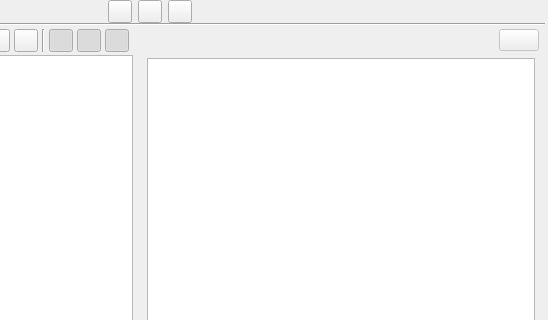
The window that ui/scenes_view.ui (zkovari/plotlyst) describes before a commit, drawn with Qt 5; both pictures show x 248 to 796 and y 0 to 320 of the 796 by 664 pixel window.
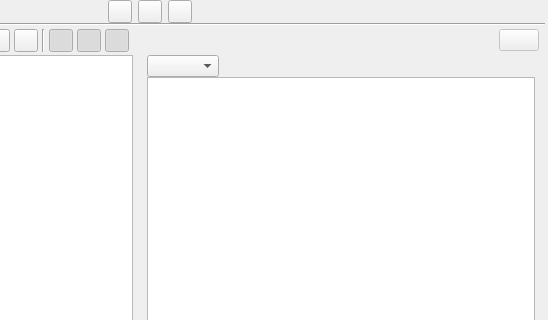
The same window after the commit. Custom widgets are drawn as their Qt base class.

Commit message: rearrange charts

Patch:
```diff
--- a/ui/scenes_view.ui
+++ b/ui/scenes_view.ui
@@ -524,30 +524,6 @@
               </layout>
              </widget>
              <widget class="QWidget" name="pageStages">
-              <layout class="QVBoxLayout" name="verticalLayout_6">
-               <property name="spacing">
-                <number>3</number>
-               </property>
-               <property name="leftMargin">
-                <number>0</number>
-               </property>
-               <property name="topMargin">
-                <number>0</number>
-               </property>
-               <property name="rightMargin">
-                <number>0</number>
-               </property>
-               <property name="bottomMargin">
-                <number>0</number>
-               </property>
-               <item>
-                <widget class="QWidget" name="wdgReports" native="true">
-                 <property name="sizePolicy">
-                  <sizepolicy hsizetype="Preferred" vsizetype="Minimum">
-                   <horstretch>0</horstretch>
-                   <verstretch>0</verstretch>
-                  </sizepolicy>
-                 </property>
                  <layout class="QVBoxLayout" name="verticalLayout_7">
                   <property name="spacing">
                    <number>0</number>
@@ -564,8 +540,70 @@
                   <property name="bottomMargin">
                    <number>0</number>
                   </property>
-                 </layout>
-                </widget>
+               <item>
+                <layout class="QVBoxLayout" name="verticalLayout_6">
+                 <item>
+                  <layout class="QHBoxLayout" name="horizontalLayout_3">
+                   <property name="spacing">
+                    <number>1</number>
+                   </property>
+                   <item alignment="Qt::AlignTop">
+                    <widget class="QComboBox" name="comboBox">
+                     <property name="sizePolicy">
+                      <sizepolicy hsizetype="Minimum" vsizetype="Fixed">
+                       <horstretch>0</horstretch>
+                       <verstretch>0</verstretch>
+                      </sizepolicy>
+                     </property>
+                     <property name="maximumSize">
+                      <size>
+                       <width>150</width>
+                       <height>16777215</height>
+                      </size>
+                     </property>
+                    </widget>
+                   </item>
+                   <item>
+                    <widget class="QWidget" name="wdgProgressCharts" native="true">
+                     <property name="sizePolicy">
+                      <sizepolicy hsizetype="Preferred" vsizetype="Maximum">
+                       <horstretch>0</horstretch>
+                       <verstretch>0</verstretch>
+                      </sizepolicy>
+                     </property>
+                     <layout class="QHBoxLayout" name="horizontalLayout_5">
+                      <property name="spacing">
+                       <number>0</number>
+                      </property>
+                      <property name="leftMargin">
+                       <number>0</number>
+                      </property>
+                      <property name="topMargin">
+                       <number>0</number>
+                      </property>
+                      <property name="rightMargin">
+                       <number>0</number>
+                      </property>
+                      <property name="bottomMargin">
+                       <number>0</number>
+                      </property>
+                     </layout>
+                    </widget>
+                   </item>
+                   <item>
+                    <spacer name="horizontalSpacer">
+                     <property name="orientation">
+                      <enum>Qt::Horizontal</enum>
+                     </property>
+                     <property name="sizeHint" stdset="0">
+                      <size>
+                       <width>40</width>
+                       <height>20</height>
+                      </size>
+                     </property>
+                    </spacer>
+                   </item>
+                  </layout>
                </item>
                <item>
                 <widget class="QTableView" name="tblSceneStages">
@@ -579,6 +617,8 @@
                   <cursorShape>PointingHandCursor</cursorShape>
                  </property>
                 </widget>
+                 </item>
+                </layout>
                </item>
               </layout>
              </widget>
```
Lines whose indentation alone changed are shown as unchanged. The commit also changes 2 other files.
